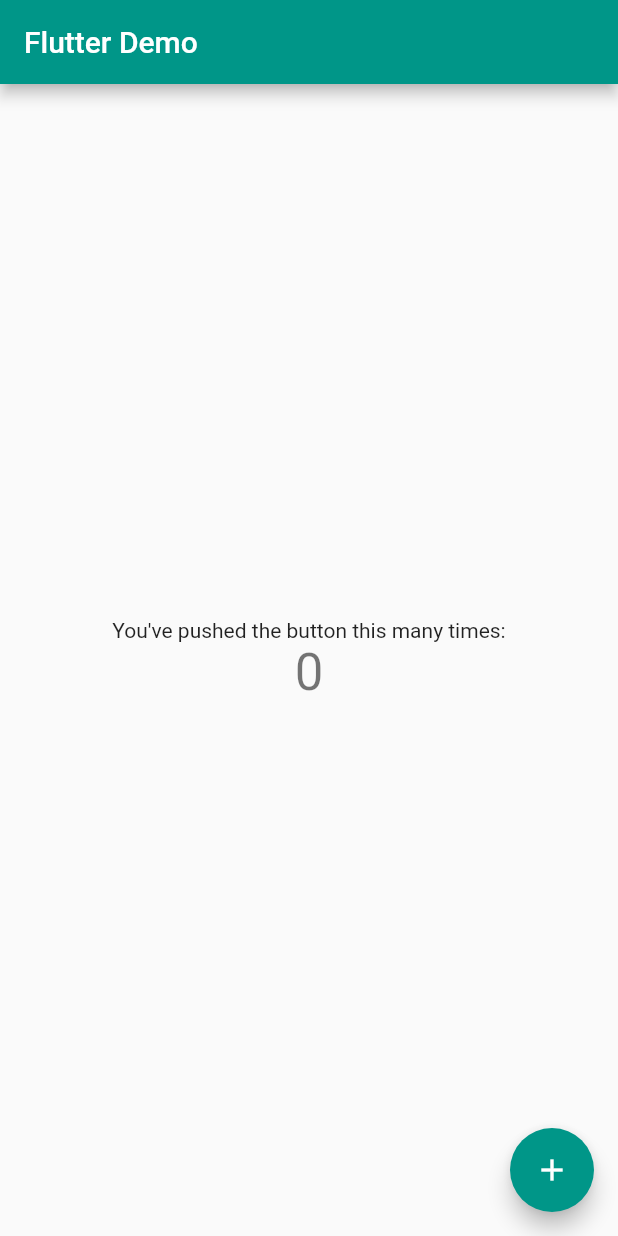
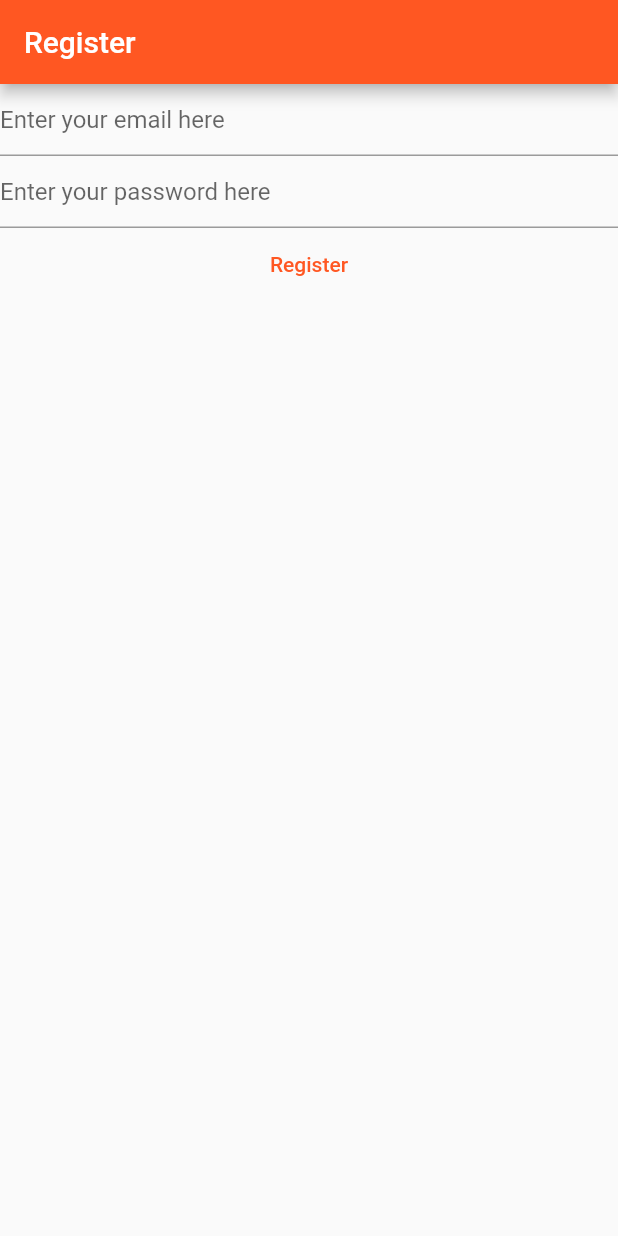
Before and after one commit to mrghevariya106/mywaylearn, a Flutter app: the screen it shows after launch, on a phone screen of 412 x 824 dp. Run offline on Flutter 3.47's test engine with Material 2 defaults, Android fonts, the phone set to English and light mode, and no system bars; our stand-ins replace firebase_core; missing offline and left inert: cloud_firestore_web, firebase_analytics_web, firebase_auth_web, firebase_core_web; accounts and stored records are empty.

Commit message:
initial Register screen with initial functionality

```diff
--- a/lib/main.dart
+++ b/lib/main.dart
@@ -1,58 +1,63 @@
 import 'package:flutter/material.dart';
 
 void main() {
-  runApp( MaterialApp(
+  runApp(MaterialApp(
     title: 'Flutter Demo',
     theme: ThemeData(
-        primarySwatch: Colors.teal,
+      primarySwatch: Colors.deepOrange,
     ),
-      home: const MyHomePage(title: 'Flutter Demo'),
+    home: const HomePage(),
   ));
 }
 
-
-class MyHomePage extends StatefulWidget {
-  const MyHomePage({Key? key, required this.title}) : super(key: key);
-
-  final String title;
+class HomePage extends StatefulWidget {
+  const HomePage({Key? key}) : super(key: key);
 
   @override
-  State<MyHomePage> createState() => _MyHomePageState();
+  State<HomePage> createState() => _HomePageState();
 }
 
-class _MyHomePageState extends State<MyHomePage> {
-  int _counter = 0;
+class _HomePageState extends State<HomePage> {
+  late final TextEditingController _email;
+  late final TextEditingController _password;
 
-  void _incrementCounter() {
-    setState(() {
-      _counter++;
-    });
+  @override
+  void initState() {
+    _email = TextEditingController();
+    _password = TextEditingController();
+    super.initState();
+  }
+
+  @override
+  void dispose() {
+    _email.dispose();
+    _password.dispose();
+    super.dispose();
   }
 
   @override
   Widget build(BuildContext context) {
     return Scaffold(
-      appBar: AppBar(
-        title: Text(widget.title),
+      appBar: AppBar(title: const Text('Register')),
+      body: Column(
+        children: [
+          TextField(
+            controller: _email,
+            decoration: const InputDecoration(
+              hintText: 'Enter your email here',
             ),
-      body: Center(
-        child: Column(
-          mainAxisAlignment: MainAxisAlignment.center,
-          children: <Widget>[
-            const Text(
-              "You've pushed the button this many times:",
           ),
-            Text(
-              '$_counter',
-              style: Theme.of(context).textTheme.headline4,
+          TextField(
+            controller: _password,
+            decoration: const InputDecoration(
+              hintText: 'Enter your password here',
+            )
+          ),
+          TextButton(
+            onPressed: () async {},
+            child: const Text('Register'),
           ),
         ],
-        ),
-      ),
-      floatingActionButton: FloatingActionButton(
-        onPressed: _incrementCounter,
-        tooltip: 'Increment',
-        child: const Icon(Icons.add),
       ),
     );
   }
```
Lines whose indentation alone changed are shown as unchanged.
